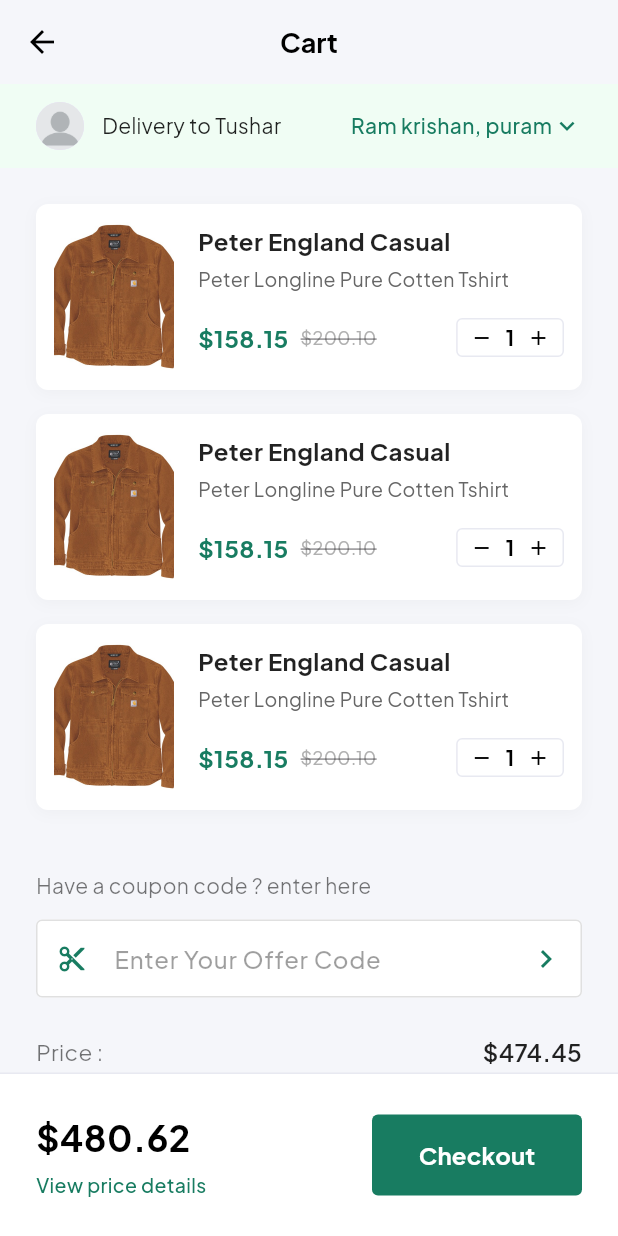
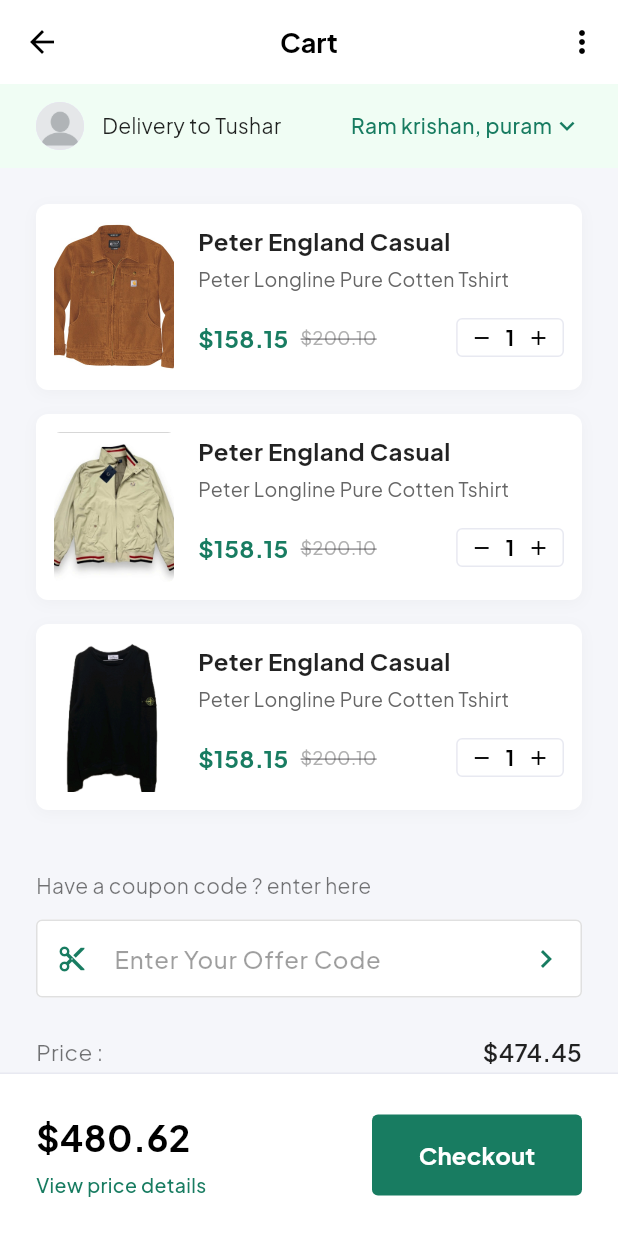
Before and after one commit to Aldikurniawan19/responsiKel6, a Flutter app: the screen it shows after launch, scrolled down 576 dp, after a tap on the "favorite" icon, after a tap on the "shopping bag" icon, on a phone screen of 412 x 824 dp. Run offline on Flutter 3.47's test engine with Material 3 defaults, Android fonts, the phone set to English and light mode, and no system bars; our stand-ins replace google_fonts.

Commit message:
feat: implement cart screen with coupon logic and add core UI feature modules

```diff
--- a/lib/features/auth/screens/login_screen.dart
+++ b/lib/features/auth/screens/login_screen.dart
@@ -30,7 +30,7 @@
                   ),
                   const SizedBox(width: 8),
                   Text(
-                    'HotDiee',
+                    'W3Cart',
                     style: TextStyle(
                       fontSize: 24,
                       fontWeight: FontWeight.bold,
--- a/lib/features/cart/screens/cart_screen.dart
+++ b/lib/features/cart/screens/cart_screen.dart
@@ -22,8 +22,7 @@
     CartItem(
       quantity: 1,
       product: Product(
-        imageUrl:
-            'assets/images/1.jpg',
+        imageUrl: 'assets/images/1.jpg',
         category: 'Tshirt',
         brand: 'Peter England Casual',
         title: 'Peter Longline Pure Cotten Tshirt',
@@ -43,8 +42,7 @@
     CartItem(
       quantity: 1,
       product: Product(
-        imageUrl:
-            'assets/images/1.jpg',
+        imageUrl: 'assets/images/8.jpeg',
         category: 'Tshirt',
         brand: 'Peter England Casual',
         title: 'Peter Longline Pure Cotten Tshirt',
@@ -64,8 +62,7 @@
     CartItem(
       quantity: 1,
       product: Product(
-        imageUrl:
-            'assets/images/1.jpg',
+        imageUrl: 'assets/images/4.jpeg',
         category: 'Tshirt',
         brand: 'Peter England Casual',
         title: 'Peter Longline Pure Cotten Tshirt',
@@ -164,7 +161,7 @@
           ? AppColors.darkBackground
           : AppColors.lightBackground,
       appBar: AppBar(
-        backgroundColor: isDark ? AppColors.darkBackground : AppColors.lightBackground,
+        backgroundColor: isDark ? AppColors.darkBackground : Colors.white,
         elevation: 0,
         leading: IconButton(
           icon: Icon(
@@ -182,6 +179,15 @@
           ),
         ),
         centerTitle: true,
+        actions: [
+          IconButton(
+            icon: Icon(
+              Icons.more_vert,
+              color: isDark ? Colors.white : Colors.black,
+            ),
+            onPressed: () {},
+          ),
+        ],
       ),
       body: Column(
         children: [
--- a/lib/features/categories/screens/categories_screen.dart
+++ b/lib/features/categories/screens/categories_screen.dart
@@ -41,9 +41,9 @@
       imageUrl: 'assets/images/5.jpeg',
     ),
     CategoryModel(
-      title: 'Sunglasses',
-      itemCount: 100,
-      backgroundColorValue: 0xFFFFFF,
+      title: 'Accessories',
+      itemCount: 85,
+      backgroundColorValue: 0xFFF5E6CC,
       imageUrl: 'assets/images/6.jpeg',
     ),
   ];
--- a/lib/features/home/screens/home_screen.dart
+++ b/lib/features/home/screens/home_screen.dart
@@ -176,7 +176,7 @@
             ),
             const SizedBox(width: 8),
             Text(
-              'HotDiee',
+              'W3Cart',
               style: TextStyle(
                 fontSize: 18,
                 fontWeight: FontWeight.bold,
--- a/lib/features/home/widgets/promo_banner_widget.dart
+++ b/lib/features/home/widgets/promo_banner_widget.dart
@@ -10,6 +10,7 @@
   final String offer;
   final String description;
   final bool imageOnRight;
+  final Color? backgroundColor;
 
   BannerContent({
     required this.imageUrl,
@@ -17,6 +18,7 @@
     required this.offer,
     required this.description,
     this.imageOnRight = false,
+    this.backgroundColor,
   });
 }
 
@@ -36,23 +38,26 @@
 
   final List<BannerContent> _banners = [
     BannerContent(
-      imageUrl: 'assets/images/4.jpeg',
+      imageUrl: 'assets/images/4b.png',
       tag: '#WINTER SALE',
       offer: '35% Off',
       description: 'Discover our latest Products',
+      backgroundColor: const Color(0xFFC2DAD5),
     ),
     BannerContent(
-      imageUrl: 'assets/images/9.jpeg',
+      imageUrl: 'assets/images/9b.png',
       tag: '#SPRING COLLECTION',
       offer: '50% Off',
       description: 'Explore New Styles',
       imageOnRight: true, // Gambar di kanan untuk slide kedua
+      backgroundColor: const Color(0xFFFFF8E7), // Cream color
     ),
     BannerContent(
-      imageUrl: 'assets/images/3.jpg',
+      imageUrl: 'assets/images/3b.png',
       tag: '#FLASH SALE',
       offer: '10% Off',
       description: 'Hurry Up! Limited Stock',
+      backgroundColor: const Color(0xFFC2DAD5),
     ),
   ];
 
@@ -127,12 +132,9 @@
 
   @override
   Widget build(BuildContext context) {
-    return Container(
+    return SizedBox(
       width: double.infinity,
       height: 200,
-      decoration: BoxDecoration(
-        color: widget.isDark ? AppColors.darkCardBackground : Colors.white,
-      ),
       child: Stack(
         children: [
           PageView.builder(
@@ -140,7 +142,10 @@
             onPageChanged: _onPageChanged,
             itemCount: _banners.length,
             itemBuilder: (context, index) {
-              return _buildBannerSlide(_banners[index], widget.isDark);
+              return Container(
+                color: _banners[index].backgroundColor ?? const Color(0xFFC2DAD5),
+                child: _buildBannerSlide(_banners[index], widget.isDark),
+              );
             },
           ),
 
@@ -210,6 +215,7 @@
                 fontSize: 26,
                 fontWeight: FontWeight.bold,
                 height: 1.1,
+                color: Colors.black87,
               ),
             ),
             const SizedBox(height: 6),
@@ -218,12 +224,7 @@
               textAlign: content.imageOnRight
                   ? TextAlign.left
                   : TextAlign.right,
-              style: TextStyle(
-                color: isDark
-                    ? AppColors.darkTextBody
-                    : AppColors.lightTextBody,
-                fontSize: 11,
-              ),
+              style: const TextStyle(color: Colors.black54, fontSize: 11),
             ),
             const SizedBox(height: 12),
             SizedBox(
--- a/lib/features/profile/screens/profile_screen.dart
+++ b/lib/features/profile/screens/profile_screen.dart
@@ -38,7 +38,7 @@
             color: isDark ? Colors.white : Colors.black,
           ),
         ),
-        centerTitle: false,
+        centerTitle: true,
         actions: [
           IconButton(
             icon: Icon(
@@ -178,9 +178,7 @@
               onTap: () {
                 Navigator.pushAndRemoveUntil(
                   context,
-                  LoadingPageRoute(
-                    page: const OnboardingScreen(),
-                  ),
+                  LoadingPageRoute(page: const OnboardingScreen()),
                   (route) => false,
                 );
               },
--- a/lib/main.dart
+++ b/lib/main.dart
@@ -15,7 +15,7 @@
       valueListenable: AppTheme.themeNotifier,
       builder: (_, ThemeMode currentMode, __) {
         return MaterialApp(
-          title: 'Hotdiee E-Commerce',
+          title: 'W3Cart E-Commerce',
           debugShowCheckedModeBanner: false,
           theme: AppTheme.lightTheme,
           darkTheme: AppTheme.darkTheme,
```
Also changed, not shown: lib/features/auth/screens/register_screen.dart (+7 -13 lines), lib/features/home/widgets/app_drawer.dart (+4 -10 lines), assets/images/3b.png (added), assets/images/4b.png (added), assets/images/9b.png (added), 1 other file.
